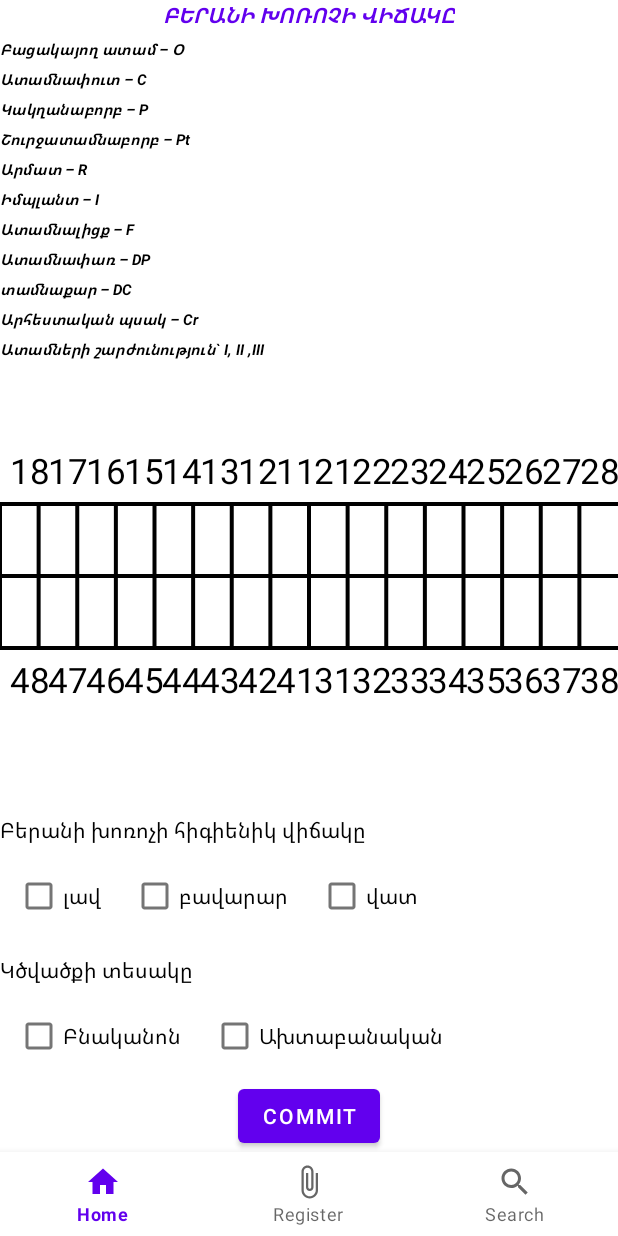
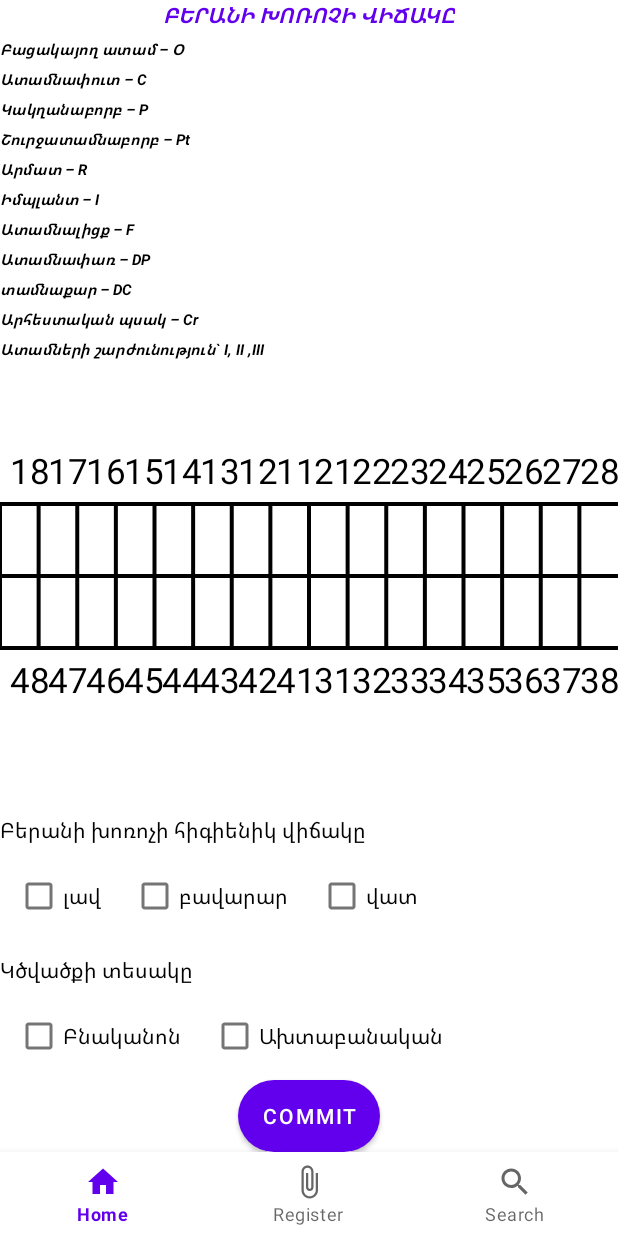
Before and after one commit to sargiss987/clinic-info, an Android app: the fragment TeethDiagramFragment placed in its activity, on a phone screen of 412 x 824 dp. Run offline under Robolectric (Android 15) with nearby library versions, the phone set to English and light mode, and no system bars; our stand-ins replace Room's generated code.

Commit message:
Button design

```diff
--- a/app/src/main/res/layout/fragment_health_info.xml
+++ b/app/src/main/res/layout/fragment_health_info.xml
@@ -904,6 +904,7 @@
 
         <com.google.android.material.button.MaterialButton
             android:id="@+id/btnCommitHealth"
+            android:background="@drawable/button_background"
             android:layout_width="wrap_content"
             android:layout_height="wrap_content"
             android:text="commit"
--- a/app/src/main/res/layout/fragment_teeth_diagram.xml
+++ b/app/src/main/res/layout/fragment_teeth_diagram.xml
@@ -233,6 +233,7 @@
 
     <com.google.android.material.button.MaterialButton
         android:id="@+id/btnCommitTeeth"
+        android:background="@drawable/button_background"
         android:layout_width="wrap_content"
         android:layout_height="wrap_content"
         android:text="Commit"
--- a/app/src/main/res/layout/fragment_treatment_process.xml
+++ b/app/src/main/res/layout/fragment_treatment_process.xml
@@ -184,8 +184,6 @@
             app:layout_constraintStart_toStartOf="parent"
             app:layout_constraintTop_toBottomOf="@id/etTreatmentPlan" />
 
-
-
     </androidx.constraintlayout.widget.ConstraintLayout>
 
 </ScrollView>
```
